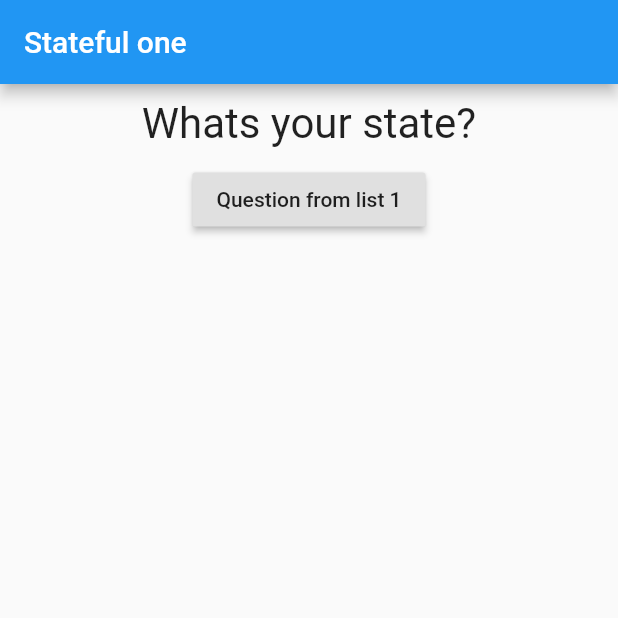
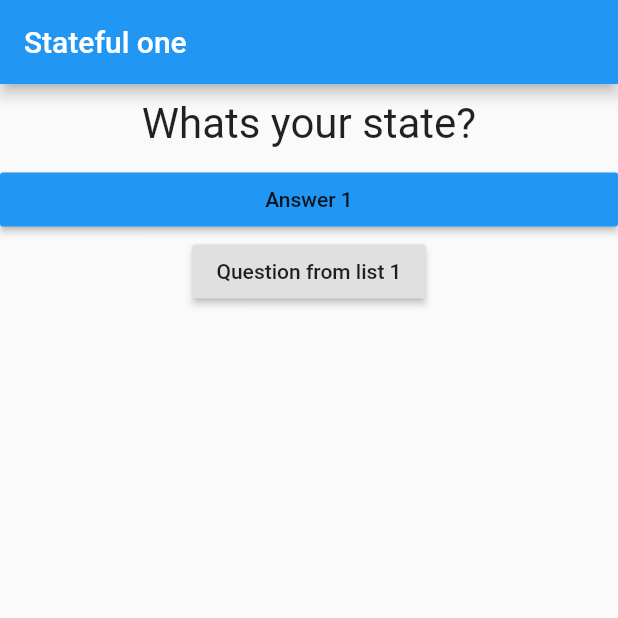
Before and after one commit to hiwenny/flutter_complete_guide, a Flutter app: the screen it shows after launch, on a phone screen of 412 x 824 dp, the top half of it. Run offline on Flutter 3.47's test engine with Material 2 defaults, Android fonts, the phone set to English and light mode, and no system bars.

Commit message:
Passing callbacks

```diff
--- /dev/null
+++ b/lib/answer.dart
@@ -0,0 +1,21 @@
+import 'package:flutter/material.dart';
+
+class Answer extends StatelessWidget {
+  final Function selectHandler;
+
+  Answer(this.selectHandler); // constructor.
+
+  @override
+  Widget build(BuildContext context) {
+    return Container(
+      width: double.infinity,
+      child: RaisedButton(
+        color: Colors.blue, // static property of class Colors. Kinda like an enum.
+        child: Text(
+          'Answer 1',
+        ),
+        onPressed: selectHandler,
+      ),
+    );
+  }
+}
--- a/lib/main.dart
+++ b/lib/main.dart
@@ -1,5 +1,6 @@
 import 'package:flutter/material.dart';
 import './question.dart';
+import './answer.dart';
 
 void main() {
   // runApp(StaticBaseApp());
@@ -20,7 +21,7 @@ class BaseApp extends StatefulWidget {
 // _ is how we privatise classes/properties/etc
 class _BaseAppState extends State<BaseApp> {
   var _questionIndex = 0;
-  void answerQuestion() {
+  void _answerQuestion() {
     // IMPORTANT
     // Without this, the internal state will still change, but doesn't re-render.
     // a.k.a doesn't run build() again.
@@ -48,10 +49,11 @@ class _BaseAppState extends State<BaseApp> {
         ),
         body: Column(children: [
           Question('What\s your state?'),
+          Answer(_answerQuestion),
           RaisedButton(
             child: Text(questions[
                 _questionIndex]), // This WON'T WORK. StatelessWidget is immutable.
-            onPressed: answerQuestion,
+            onPressed: _answerQuestion,
           ),
         ]),
       ),
```
